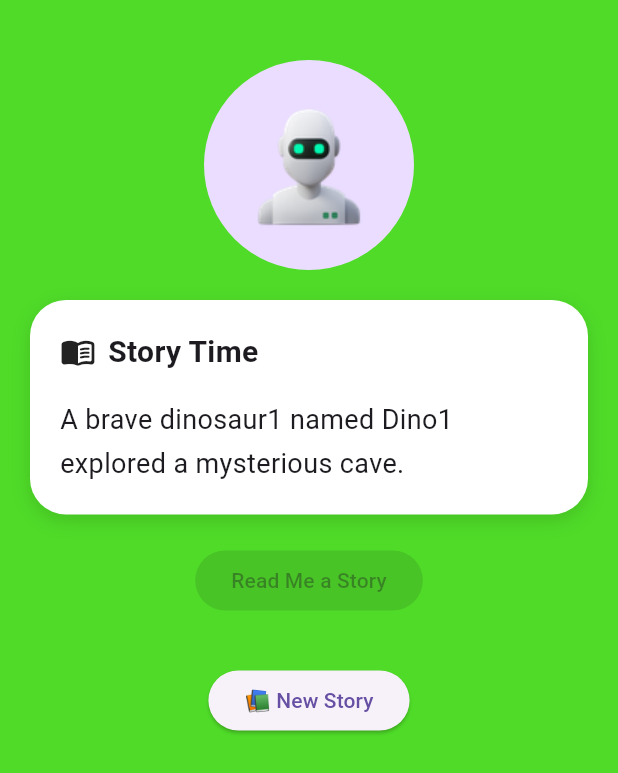
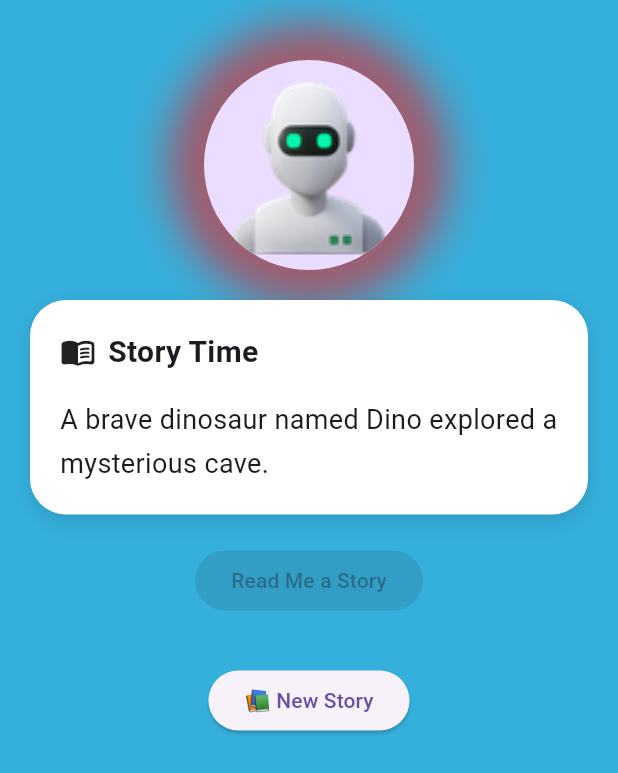
Before and after one commit to harishaNadimint/SAS, a Flutter app: the screen it shows after launch, after a tap on "Read Me a Story", on a phone screen of 412 x 824 dp. Shown: the top 773 px of the screen. Run offline on Flutter 3.47's test engine with Material 3 defaults, Android fonts, the phone set to English and light mode, and no system bars; our stand-ins replace confetti, flutter_animate, flutter_tts.

Commit message:
Initial commit

```diff
--- a/lib/providers/story_provider.dart
+++ b/lib/providers/story_provider.dart
@@ -1,11 +1,276 @@
-//import 'dart:math';
+// //import 'dart:math';
+
+// import 'package:flutter/material.dart';
+// import 'package:flutter/services.dart';
+// import 'package:flutter_tts/flutter_tts.dart';
+// import 'package:sas_internshala/models/StoryModel.dart';
+
+// //import '../models/story_model.dart';
+
+// enum StoryState {
+//   idle,
+//   loading,
+//   playing,
+//   quiz,
+//   success,
+//   error,
+// }
+
+// class StoryProvider extends ChangeNotifier {
+//   final FlutterTts _tts = FlutterTts();
+
+//   StoryState state = StoryState.idle;
+
+//   bool showQuiz = false;
+//   bool shakeQuiz = false;
+
+//   int currentQuestionIndex = 0;
+
+//   StoryModel? currentStory;
+
+//   StoryProvider() {
+//     _init();
+//     loadRandomStory();
+//   }
+
+//   Future<void> _init() async {
+//     await _tts.setLanguage("en-US");
+
+//     _tts.setCompletionHandler(() {
+//       state = StoryState.quiz;
+//       showQuiz = true;
+//       notifyListeners();
+//     });
+//   }
+
+//   final List<Map<String, dynamic>> stories = [
+//     {
+//       "story":
+//           "Once upon a time, a clever little robot named Pip lost his shiny blue gear in the Whispering Woods.",
+//       "quizzes": [
+//         {
+//           "question":
+//               "What colour was Pip's gear?",
+//           "options": [
+//             "Red",
+//             "Green",
+//             "Blue",
+//             "Yellow"
+//           ],
+//           "answer": "Blue"
+//         }
+//       ]
+//     },
+//     {
+//       "story":
+//           "A brave dinosaur1 named Dino1 explored a mysterious cave.",
+//       "quizzes": [
+//         {
+//           "question":
+//               "Who explored the cave?",
+//           "options": [
+//             "Dino1",
+//             "Monkey",
+//             "Tiger",
+//             "Bear"
+//           ],
+//           "answer": "Dino1"
+//         }
+//       ]
+//     },
+//     {
+//       "story":
+//           "A brave dinosaur2 named Dino2 explored a mysterious cave.",
+//       "quizzes": [
+//         {
+//           "question":
+//               "Who explored the cave?",
+//           "options": [
+//             "Dino2",
+//             "Monkey",
+//             "Tiger",
+//             "Bear"
+//           ],
+//           "answer": "Dino2"
+//         }
+//       ]
+//     },
+//     {
+//       "story":
+//           "A brave dinosaur3 named Dino3 explored a mysterious cave.",
+//       "quizzes": [
+//         {
+//           "question":
+//               "Who explored the cave?",
+//           "options": [
+//             "Dino3",
+//             "Monkey",
+//             "Tiger",
+//             "Bear"
+//           ],
+//           "answer": "Dino3"
+//         }
+//       ]
+//     },
+//     {
+//       "story":
+//           "A brave Monkey named Momo explored a mysterious cave and found a treasure,then he shared it with his friends.",
+//       "quizzes": [
+//         {
+//           "question":
+//               "Who explored the cave?",
+//           "options": [
+//             "Dino",
+//             "Monkey",
+//             "Tiger",
+//             "Bear"
+//           ],
+//           "answer": "M"
+//         },
+//          {
+//           "question":
+//               "where he went?",
+//           "options": [
+//             "cave",
+//             "Monkey",
+//             "Tiger",
+//             "Bear"
+//           ],
+//           "answer": "cave"
+//         }
+//       ]
+//     },
+
+//   ];
+
+
+// int _currentStoryIndex = 0;
+
+// void loadRandomStory() {
+//   _currentStoryIndex++;
+
+//   if (_currentStoryIndex >= stories.length) {
+//     _currentStoryIndex = 0;
+//   }
+
+//   currentStory = StoryModel.fromJson(
+//     stories[_currentStoryIndex],
+//   );
+
+//   currentQuestionIndex = 0;
+//   showQuiz = false;
+//    state = StoryState.idle;
+
+//   notifyListeners();
+// }
+//   // void loadRandomStory() {
+//   //   final random = Random();
+
+//   //   // currentStory = StoryModel.fromJson(
+//   //   //   stories[random.nextInt(stories.length)],
+//   //   // );
+
+//   //   currentQuestionIndex = 0;
+//   //   showQuiz = false;
+//   //   state = StoryState.idle;
+
+//   //   notifyListeners();
+//   // }
+
+//   Future<void> readStory() async {
+//     if (currentStory == null) return;
+
+//     state = StoryState.loading;
+//     notifyListeners();
+
+//     await Future.delayed(
+//       const Duration(milliseconds: 700),
+//     );
+
+//     state = StoryState.playing;
+//     notifyListeners();
+
+//     await _tts.speak(
+//       currentStory!.story,
+//     );
+//   }
+
+
+// //bool shakeQuiz = false;
+
+// Future<void> checkAnswer(String selected) async {
+//   final quiz = currentStory!
+//       .quizzes[currentQuestionIndex];
+
+//   if (selected == quiz.answer) {
+//     state = StoryState.success;
+//     notifyListeners();
+//   } else {
+//     HapticFeedback.mediumImpact();
+
+//     shakeQuiz = true;
+//     notifyListeners();
+
+//     await Future.delayed(
+//       const Duration(milliseconds: 500),
+//     );
+
+//     shakeQuiz = false;
+//     notifyListeners();
+//   }
+// }
+
+
+
+//   // Future<void> checkAnswer(
+//   //     String selected) async {
+//   //   final quiz =
+//   //       currentStory!.quizzes[
+//   //           currentQuestionIndex];
+
+//   //   if (selected == quiz.answer) {
+//   //     if (currentQuestionIndex <
+//   //         currentStory!.quizzes.length -
+//   //             1) {
+//   //       currentQuestionIndex++;
+//   //     } else {
+//   //       state = StoryState.success;
+//   //     }
+
+//   //     notifyListeners();
+//   //   } else {
+//   //     HapticFeedback.mediumImpact();
+
+//   //     shakeQuiz = true;
+//   //     notifyListeners();
+
+//   //     await Future.delayed(
+//   //       const Duration(milliseconds: 400),
+//   //     );
+
+//   //     shakeQuiz = false;
+//   //     notifyListeners();
+//   //   }
+//   // }
+// }
+
+
+
+
+
+
+
+
 
 import 'package:flutter/material.dart';
 import 'package:flutter/services.dart';
 import 'package:flutter_tts/flutter_tts.dart';
 import 'package:sas_internshala/models/StoryModel.dart';
 
-//import '../models/story_model.dart';
+
+
+
+import 'dart:math';
 
 enum StoryState {
   idle,
@@ -16,6 +281,8 @@ enum StoryState {
   error,
 }
 
+
+
 class StoryProvider extends ChangeNotifier {
   final FlutterTts _tts = FlutterTts();
 
@@ -25,6 +292,7 @@ class StoryProvider extends ChangeNotifier {
   bool shakeQuiz = false;
 
   int currentQuestionIndex = 0;
+  int _storyIndex = 0;
 
   StoryModel? currentStory;
 
@@ -35,10 +303,16 @@ class StoryProvider extends ChangeNotifier {
 
   Future<void> _init() async {
     await _tts.setLanguage("en-US");
+    await _tts.setSpeechRate(0.45);
 
     _tts.setCompletionHandler(() {
       state = StoryState.quiz;
       showQuiz = true;
+      notifyListeners();
+    });
+
+    _tts.setErrorHandler((message) {
+      state = StoryState.error;
       notifyListeners();
     });
   }
@@ -63,58 +337,7 @@ class StoryProvider extends ChangeNotifier {
     },
     {
       "story":
-          "A brave dinosaur1 named Dino1 explored a mysterious cave.",
-      "quizzes": [
-        {
-          "question":
-              "Who explored the cave?",
-          "options": [
-            "Dino1",
-            "Monkey",
-            "Tiger",
-            "Bear"
-          ],
-          "answer": "Dino1"
-        }
-      ]
-    },
-    {
-      "story":
-          "A brave dinosaur2 named Dino2 explored a mysterious cave.",
-      "quizzes": [
-        {
-          "question":
-              "Who explored the cave?",
-          "options": [
-            "Dino2",
-            "Monkey",
-            "Tiger",
-            "Bear"
-          ],
-          "answer": "Dino2"
-        }
-      ]
-    },
-    {
-      "story":
-          "A brave dinosaur3 named Dino3 explored a mysterious cave.",
-      "quizzes": [
-        {
-          "question":
-              "Who explored the cave?",
-          "options": [
-            "Dino3",
-            "Monkey",
-            "Tiger",
-            "Bear"
-          ],
-          "answer": "Dino3"
-        }
-      ]
-    },
-    {
-      "story":
-          "A brave Monkey named Momo explored a mysterious cave and found a treasure,then he shared it with his friends.",
+          "A brave dinosaur named Dino explored a mysterious cave.",
       "quizzes": [
         {
           "question":
@@ -125,36 +348,21 @@ class StoryProvider extends ChangeNotifier {
             "Tiger",
             "Bear"
           ],
-          "answer": "Monkey"
-        },
-         {
-          "question":
-              "where he went?",
-          "options": [
-            "cave",
-            "Monkey",
-            "Tiger",
-            "Bear"
-          ],
-          "answer": "cave"
+          "answer": "Dino"
         }
       ]
-    },
-
+    }
   ];
 
+  void loadRandomStory() {
+    _storyIndex++;
 
-int _currentStoryIndex = 0;
-
-void loadRandomStory() {
-  _currentStoryIndex++;
-
-  if (_currentStoryIndex >= stories.length) {
-    _currentStoryIndex = 0;
+    if (_storyIndex >= stories.length) {
+      _storyIndex = 0;
     }
 
     currentStory = StoryModel.fromJson(
-    stories[_currentStoryIndex],
+      stories[_storyIndex],
     );
 
     currentQuestionIndex = 0;
@@ -163,43 +371,37 @@ void loadRandomStory() {
 
     notifyListeners();
   }
-  // void loadRandomStory() {
-  //   final random = Random();
-
-  //   // currentStory = StoryModel.fromJson(
-  //   //   stories[random.nextInt(stories.length)],
-  //   // );
-
-  //   currentQuestionIndex = 0;
-  //   showQuiz = false;
-  //   state = StoryState.idle;
-
-  //   notifyListeners();
-  // }
 
   Future<void> readStory() async {
     if (currentStory == null) return;
 
+    try {
       state = StoryState.loading;
       notifyListeners();
 
       await Future.delayed(
-      const Duration(milliseconds: 700),
+        const Duration(milliseconds: 800),
       );
 
       state = StoryState.playing;
       notifyListeners();
 
+      await _tts.stop();
+
       await _tts.speak(
         currentStory!.story,
       );
+    } catch (e) {
+      state = StoryState.error;
+      notifyListeners();
+    }
   }
 
   Future<void> checkAnswer(
-      String selected) async {
-    final quiz =
-        currentStory!.quizzes[
-            currentQuestionIndex];
+    String selected,
+  ) async {
+    final quiz = currentStory!
+        .quizzes[currentQuestionIndex];
 
     if (selected == quiz.answer) {
       if (currentQuestionIndex <
@@ -218,11 +420,17 @@ void loadRandomStory() {
       notifyListeners();
 
       await Future.delayed(
-        const Duration(milliseconds: 400),
+        const Duration(milliseconds: 500),
       );
 
       shakeQuiz = false;
       notifyListeners();
     }
   }
+
+  @override
+  void dispose() {
+    _tts.stop();
+    super.dispose();
   }
+}
--- a/lib/screens/story_screen.dart
+++ b/lib/screens/story_screen.dart
@@ -3,6 +3,7 @@ import 'package:flutter/material.dart';
 import 'package:provider/provider.dart';
 import 'package:sas_internshala/widgets/FlipStoryCard.dart';
 import 'package:sas_internshala/widgets/quitz_card.dart';
+import 'package:flutter_animate/flutter_animate.dart';
 
 import '../providers/story_provider.dart';
 import '../widgets/story_card.dart';
@@ -23,6 +24,7 @@ class _StoryScreenState extends State<StoryScreen> {
 
     confetti = ConfettiController(duration: const Duration(seconds: 3));
   }
+
   @override
   void dispose() {
     confetti.dispose();
@@ -38,13 +40,19 @@ void dispose() {
     }
 
     return Scaffold(
-      backgroundColor: const Color.fromARGB(255, 79, 219, 40),
+      backgroundColor: const Color.fromARGB(255, 53, 175, 220),
 
       body: SafeArea(
         child: Stack(
           alignment: Alignment.topCenter,
           children: [
-            ConfettiWidget(confettiController: confetti),
+            ConfettiWidget(
+  confettiController: confetti,
+  blastDirectionality:
+      BlastDirectionality.explosive,
+  numberOfParticles: 30,
+  gravity: 0.2,
+),
 
             SingleChildScrollView(
               padding: const EdgeInsets.all(20),
@@ -53,20 +61,83 @@ void dispose() {
                 children: [
                   const SizedBox(height: 20),
 
-                  CircleAvatar(
+
+
+
+
+// TweenAnimationBuilder(
+//   duration: const Duration(milliseconds: 600),
+//   tween: Tween(begin: 0.0, end: 20.0),
+//   builder: (context, value, child) {
+//     return Transform.translate(
+//       offset: Offset(0, provider.state == StoryState.playing ? value : 0),
+//       child: child,
+//     );
+//   },
+//   child: CircleAvatar(
+//     radius: 70,
+//     backgroundImage: AssetImage(
+//       "assets/images/bot.png",
+//     ),
+//   ),
+// ),
+
+
+// const SizedBox(height: 20),
+
+
+AnimatedContainer(
+  duration: const Duration(milliseconds: 500),
+  decoration: BoxDecoration(
+    shape: BoxShape.circle,
+    boxShadow: provider.state == StoryState.playing
+        ? [
+            BoxShadow(
+              color: const Color.fromARGB(255, 231, 36, 36).withOpacity(0.6),
+              blurRadius: 30,
+              spreadRadius: 30,
+            )
+          ]
+        : [],
+  ),
+  child: CircleAvatar(
+
+
     radius: 70,
-                    child: Image.asset(
-  'assets/images/bot.png',
+    backgroundImage: AssetImage(
+      "assets/images/bot.png",
+    ),
+  ),
+   // radius: 70,
+
+
 
   ),
-                  ),
+
+
 
 const SizedBox(height: 20),
 
+
+
+
+
+
+
+
+
+
+
+
+
+
+
+
+
+
+
                   FlipStoryCard(
-  front: StoryCard(
-    story: provider.currentStory?.story ?? "",
-  ),
+                    front: StoryCard(story: provider.currentStory?.story ?? ""),
                     back: const QuizCard(),
                   ),
 
@@ -82,7 +153,6 @@ void dispose() {
                   //     ),
                   //   ),
                   // ),
-
                   const SizedBox(height: 20),
 
                   ElevatedButton(
@@ -98,18 +168,14 @@ void dispose() {
 
                   const SizedBox(height: 20),
 
-
                   const SizedBox(height: 12),
 
                   ElevatedButton(
                     onPressed: () {
                       provider.loadRandomStory();
                     },
-  child: const Text(
-    "📚 New Story",
+                    child: const Text("📚 New Story"),
                   ),
-),
-
 
                   const SizedBox(height: 20),
 
@@ -128,6 +194,50 @@ ElevatedButton(
                     ),
 
                   if (provider.showQuiz) const QuizCard(),
+
+
+
+
+                  if (provider.state ==
+    StoryState.success)
+  Container(
+    width: double.infinity,
+    margin: const EdgeInsets.only(
+      top: 20,
+    ),
+    padding: const EdgeInsets.all(
+      20,
+    ),
+    decoration: BoxDecoration(
+      color: Colors.green.shade100,
+      borderRadius:
+          BorderRadius.circular(24),
+    ),
+    child: const Column(
+      children: [
+
+        Text(
+          "🎉 Success!",
+          style: TextStyle(
+            fontSize: 28,
+            fontWeight:
+                FontWeight.bold,
+          ),
+        ),
+
+        SizedBox(height: 12),
+
+        Text(
+          "Great job! You answered correctly.",
+          textAlign:
+              TextAlign.center,
+          style: TextStyle(
+            fontSize: 16,
+          ),
+        ),
+      ],
+    ),
+  ),
                 ],
               ),
             ),
--- a/lib/widgets/quitz_card.dart
+++ b/lib/widgets/quitz_card.dart
@@ -1,4 +1,5 @@
 import 'package:flutter/material.dart';
+import 'package:flutter_animate/flutter_animate.dart';
 import 'package:provider/provider.dart';
 
 import '../providers/story_provider.dart';
@@ -120,7 +121,18 @@ class QuizCard extends StatelessWidget {
                 ),
               ),
           ],
-        ),
+        ).animate( target: provider.shakeQuiz ? 1 : 0,
+          effects: [
+            ShakeEffect(
+              duration:
+                  const Duration(milliseconds: 300),
+              hz: 4,
+              offset: const Offset(5, 0),
+            ),
+          ],
+        ).shake(duration: const Duration(
+          milliseconds: 300,
+        ),  ),
       ),
     );
   }
```
Lines whose indentation alone changed are shown as unchanged.
